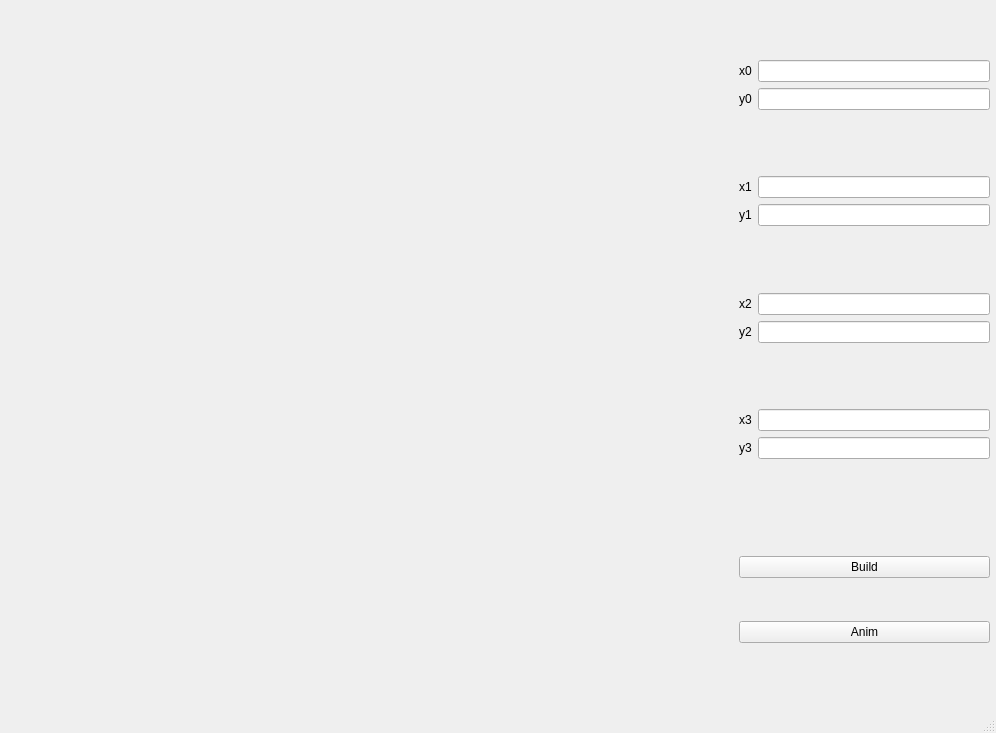
First picture: the form in untitled.ui, repository Kiraprint/ViGraph, before the edit.
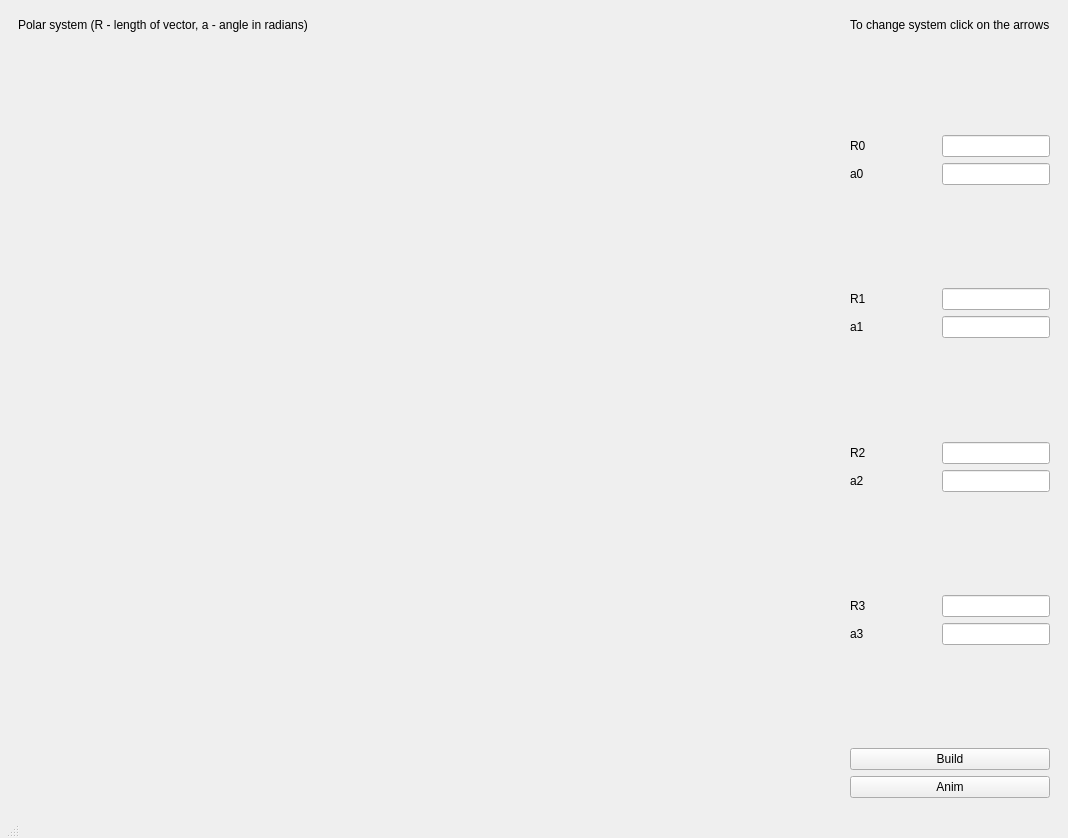
Second picture: the form after the edit.

Commit message: editted design of app (added scalin of label and other) added polar system page

```diff
--- a/untitled.ui
+++ b/untitled.ui
@@ -6,216 +6,751 @@
    <rect>
     <x>0</x>
     <y>0</y>
-    <width>996</width>
-    <height>733</height>
+    <width>1068</width>
+    <height>838</height>
    </rect>
   </property>
   <property name="windowTitle">
    <string>MainWindow</string>
   </property>
+  <property name="layoutDirection">
+   <enum>Qt::LeftToRight</enum>
+  </property>
+  <property name="autoFillBackground">
+   <bool>false</bool>
+  </property>
   <widget class="QWidget" name="centralwidget">
-   <widget class="QWidget" name="horizontalLayoutWidget">
-    <property name="geometry">
-     <rect>
-      <x>0</x>
-      <y>0</y>
-      <width>731</width>
-      <height>691</height>
-     </rect>
-    </property>
-    <layout class="QHBoxLayout" name="horizontalLayout">
-     <item>
-      <widget class="QLabel" name="graph">
-       <property name="text">
-        <string/>
-       </property>
+   <layout class="QGridLayout" name="gridLayout_7">
+    <item row="0" column="1">
+     <widget class="QStackedWidget" name="stackedWidget">
+      <property name="currentIndex">
+       <number>1</number>
+      </property>
+      <widget class="QWidget" name="page">
+       <layout class="QGridLayout" name="gridLayout_8">
+        <item row="3" column="0">
+         <layout class="QGridLayout" name="gridLayout_2">
+          <property name="sizeConstraint">
+           <enum>QLayout::SetNoConstraint</enum>
+          </property>
+          <item row="1" column="0">
+           <widget class="QLabel" name="graph">
+            <property name="sizePolicy">
+             <sizepolicy hsizetype="Expanding" vsizetype="Expanding">
+              <horstretch>0</horstretch>
+              <verstretch>0</verstretch>
+             </sizepolicy>
+            </property>
+            <property name="minimumSize">
+             <size>
+              <width>721</width>
+              <height>711</height>
+             </size>
+            </property>
+            <property name="layoutDirection">
+             <enum>Qt::RightToLeft</enum>
+            </property>
+            <property name="text">
+             <string/>
+            </property>
+           </widget>
+          </item>
+          <item row="1" column="1">
+           <layout class="QVBoxLayout" name="verticalLayout">
+            <property name="sizeConstraint">
+             <enum>QLayout::SetNoConstraint</enum>
+            </property>
+            <item>
+             <layout class="QGridLayout" name="gridLayout">
+              <item row="4" column="1">
+               <spacer name="verticalSpacer_2">
+                <property name="orientation">
+                 <enum>Qt::Vertical</enum>
+                </property>
+                <property name="sizeHint" stdset="0">
+                 <size>
+                  <width>20</width>
+                  <height>40</height>
+                 </size>
+                </property>
+               </spacer>
+              </item>
+              <item row="9" column="0">
+               <widget class="QLabel" name="y2l">
+                <property name="layoutDirection">
+                 <enum>Qt::RightToLeft</enum>
+                </property>
+                <property name="text">
+                 <string>Y2</string>
+                </property>
+               </widget>
+              </item>
+              <item row="11" column="0">
+               <widget class="QLabel" name="x3l">
+                <property name="layoutDirection">
+                 <enum>Qt::RightToLeft</enum>
+                </property>
+                <property name="text">
+                 <string>X3</string>
+                </property>
+               </widget>
+              </item>
+              <item row="5" column="1">
+               <widget class="QLineEdit" name="x1">
+                <property name="sizePolicy">
+                 <sizepolicy hsizetype="Preferred" vsizetype="Preferred">
+                  <horstretch>0</horstretch>
+                  <verstretch>0</verstretch>
+                 </sizepolicy>
+                </property>
+                <property name="layoutDirection">
+                 <enum>Qt::RightToLeft</enum>
+                </property>
+               </widget>
+              </item>
+              <item row="6" column="0">
+               <widget class="QLabel" name="y1l">
+                <property name="layoutDirection">
+                 <enum>Qt::RightToLeft</enum>
+                </property>
+                <property name="text">
+                 <string>Y1</string>
+                </property>
+               </widget>
+              </item>
+              <item row="12" column="1">
+               <widget class="QLineEdit" name="y3">
+                <property name="sizePolicy">
+                 <sizepolicy hsizetype="Preferred" vsizetype="Preferred">
+                  <horstretch>0</horstretch>
+                  <verstretch>0</verstretch>
+                 </sizepolicy>
+                </property>
+                <property name="layoutDirection">
+                 <enum>Qt::RightToLeft</enum>
+                </property>
+               </widget>
+              </item>
+              <item row="2" column="0">
+               <widget class="QLabel" name="x0l">
+                <property name="layoutDirection">
+                 <enum>Qt::RightToLeft</enum>
+                </property>
+                <property name="text">
+                 <string>X0</string>
+                </property>
+               </widget>
+              </item>
+              <item row="2" column="1">
+               <widget class="QLineEdit" name="x0">
+                <property name="sizePolicy">
+                 <sizepolicy hsizetype="Preferred" vsizetype="Preferred">
+                  <horstretch>0</horstretch>
+                  <verstretch>0</verstretch>
+                 </sizepolicy>
+                </property>
+                <property name="layoutDirection">
+                 <enum>Qt::RightToLeft</enum>
+                </property>
+               </widget>
+              </item>
+              <item row="6" column="1">
+               <widget class="QLineEdit" name="y1">
+                <property name="sizePolicy">
+                 <sizepolicy hsizetype="Preferred" vsizetype="Preferred">
+                  <horstretch>0</horstretch>
+                  <verstretch>0</verstretch>
+                 </sizepolicy>
+                </property>
+                <property name="layoutDirection">
+                 <enum>Qt::RightToLeft</enum>
+                </property>
+               </widget>
+              </item>
+              <item row="12" column="0">
+               <widget class="QLabel" name="y3l">
+                <property name="layoutDirection">
+                 <enum>Qt::RightToLeft</enum>
+                </property>
+                <property name="text">
+                 <string>Y3</string>
+                </property>
+               </widget>
+              </item>
+              <item row="10" column="1">
+               <spacer name="verticalSpacer_6">
+                <property name="orientation">
+                 <enum>Qt::Vertical</enum>
+                </property>
+                <property name="sizeHint" stdset="0">
+                 <size>
+                  <width>20</width>
+                  <height>40</height>
+                 </size>
+                </property>
+               </spacer>
+              </item>
+              <item row="7" column="1">
+               <spacer name="verticalSpacer_4">
+                <property name="orientation">
+                 <enum>Qt::Vertical</enum>
+                </property>
+                <property name="sizeHint" stdset="0">
+                 <size>
+                  <width>20</width>
+                  <height>40</height>
+                 </size>
+                </property>
+               </spacer>
+              </item>
+              <item row="8" column="1">
+               <widget class="QLineEdit" name="x2">
+                <property name="sizePolicy">
+                 <sizepolicy hsizetype="Preferred" vsizetype="Preferred">
+                  <horstretch>0</horstretch>
+                  <verstretch>0</verstretch>
+                 </sizepolicy>
+                </property>
+                <property name="layoutDirection">
+                 <enum>Qt::RightToLeft</enum>
+                </property>
+               </widget>
+              </item>
+              <item row="13" column="1">
+               <spacer name="verticalSpacer">
+                <property name="orientation">
+                 <enum>Qt::Vertical</enum>
+                </property>
+                <property name="sizeHint" stdset="0">
+                 <size>
+                  <width>20</width>
+                  <height>40</height>
+                 </size>
+                </property>
+               </spacer>
+              </item>
+              <item row="9" column="1">
+               <widget class="QLineEdit" name="y2">
+                <property name="sizePolicy">
+                 <sizepolicy hsizetype="Preferred" vsizetype="Fixed">
+                  <horstretch>0</horstretch>
+                  <verstretch>0</verstretch>
+                 </sizepolicy>
+                </property>
+                <property name="layoutDirection">
+                 <enum>Qt::RightToLeft</enum>
+                </property>
+               </widget>
+              </item>
+              <item row="8" column="0">
+               <widget class="QLabel" name="x2l">
+                <property name="layoutDirection">
+                 <enum>Qt::RightToLeft</enum>
+                </property>
+                <property name="text">
+                 <string>X2</string>
+                </property>
+               </widget>
+              </item>
+              <item row="3" column="1">
+               <widget class="QLineEdit" name="y0">
+                <property name="sizePolicy">
+                 <sizepolicy hsizetype="Preferred" vsizetype="Preferred">
+                  <horstretch>0</horstretch>
+                  <verstretch>0</verstretch>
+                 </sizepolicy>
+                </property>
+                <property name="layoutDirection">
+                 <enum>Qt::RightToLeft</enum>
+                </property>
+               </widget>
+              </item>
+              <item row="5" column="0">
+               <widget class="QLabel" name="x1l">
+                <property name="sizePolicy">
+                 <sizepolicy hsizetype="Preferred" vsizetype="Preferred">
+                  <horstretch>0</horstretch>
+                  <verstretch>0</verstretch>
+                 </sizepolicy>
+                </property>
+                <property name="layoutDirection">
+                 <enum>Qt::RightToLeft</enum>
+                </property>
+                <property name="text">
+                 <string>X1</string>
+                </property>
+               </widget>
+              </item>
+              <item row="11" column="1">
+               <widget class="QLineEdit" name="x3">
+                <property name="sizePolicy">
+                 <sizepolicy hsizetype="Preferred" vsizetype="Preferred">
+                  <horstretch>0</horstretch>
+                  <verstretch>0</verstretch>
+                 </sizepolicy>
+                </property>
+                <property name="layoutDirection">
+                 <enum>Qt::RightToLeft</enum>
+                </property>
+               </widget>
+              </item>
+              <item row="3" column="0">
+               <widget class="QLabel" name="y0l">
+                <property name="layoutDirection">
+                 <enum>Qt::RightToLeft</enum>
+                </property>
+                <property name="text">
+                 <string>Y0</string>
+                </property>
+               </widget>
+              </item>
+              <item row="1" column="1">
+               <spacer name="verticalSpacer_3">
+                <property name="orientation">
+                 <enum>Qt::Vertical</enum>
+                </property>
+                <property name="sizeHint" stdset="0">
+                 <size>
+                  <width>20</width>
+                  <height>40</height>
+                 </size>
+                </property>
+               </spacer>
+              </item>
+             </layout>
+            </item>
+            <item>
+             <widget class="QPushButton" name="Build">
+              <property name="sizePolicy">
+               <sizepolicy hsizetype="Preferred" vsizetype="Preferred">
+                <horstretch>0</horstretch>
+                <verstretch>0</verstretch>
+               </sizepolicy>
+              </property>
+              <property name="layoutDirection">
+               <enum>Qt::RightToLeft</enum>
+              </property>
+              <property name="text">
+               <string>Build</string>
+              </property>
+             </widget>
+            </item>
+            <item>
+             <widget class="QPushButton" name="Anim">
+              <property name="enabled">
+               <bool>true</bool>
+              </property>
+              <property name="sizePolicy">
+               <sizepolicy hsizetype="Preferred" vsizetype="Preferred">
+                <horstretch>0</horstretch>
+                <verstretch>0</verstretch>
+               </sizepolicy>
+              </property>
+              <property name="layoutDirection">
+               <enum>Qt::RightToLeft</enum>
+              </property>
+              <property name="text">
+               <string>Anim</string>
+              </property>
+             </widget>
+            </item>
+           </layout>
+          </item>
+          <item row="2" column="0" colspan="2">
+           <spacer name="horizontalSpacer">
+            <property name="orientation">
+             <enum>Qt::Horizontal</enum>
+            </property>
+            <property name="sizeHint" stdset="0">
+             <size>
+              <width>40</width>
+              <height>0</height>
+             </size>
+            </property>
+           </spacer>
+          </item>
+          <item row="0" column="0">
+           <widget class="QLabel" name="label_7">
+            <property name="text">
+             <string>Descartes system</string>
+            </property>
+           </widget>
+          </item>
+          <item row="0" column="1">
+           <widget class="QLabel" name="label_8">
+            <property name="text">
+             <string>To change system click on the arrows</string>
+            </property>
+           </widget>
+          </item>
+         </layout>
+        </item>
+       </layout>
       </widget>
-     </item>
-    </layout>
-   </widget>
-   <widget class="QWidget" name="formLayoutWidget">
-    <property name="geometry">
-     <rect>
-      <x>739</x>
-      <y>-1</y>
-      <width>251</width>
-      <height>521</height>
-     </rect>
-    </property>
-    <layout class="QFormLayout" name="formLayout">
-     <item row="0" column="1">
-      <spacer name="verticalSpacer_3">
-       <property name="orientation">
-        <enum>Qt::Vertical</enum>
-       </property>
-       <property name="sizeHint" stdset="0">
-        <size>
-         <width>20</width>
-         <height>40</height>
-        </size>
-       </property>
-      </spacer>
-     </item>
-     <item row="1" column="0">
-      <widget class="QLabel" name="x0l">
-       <property name="text">
-        <string>x0</string>
-       </property>
+      <widget class="QWidget" name="page_2">
+       <layout class="QGridLayout" name="gridLayout_11">
+        <item row="0" column="0">
+         <layout class="QGridLayout" name="gridLayout_9">
+          <property name="sizeConstraint">
+           <enum>QLayout::SetNoConstraint</enum>
+          </property>
+          <item row="1" column="0">
+           <widget class="QLabel" name="graph_2">
+            <property name="sizePolicy">
+             <sizepolicy hsizetype="Expanding" vsizetype="Expanding">
+              <horstretch>0</horstretch>
+              <verstretch>0</verstretch>
+             </sizepolicy>
+            </property>
+            <property name="minimumSize">
+             <size>
+              <width>721</width>
+              <height>711</height>
+             </size>
+            </property>
+            <property name="layoutDirection">
+             <enum>Qt::RightToLeft</enum>
+            </property>
+            <property name="text">
+             <string/>
+            </property>
+           </widget>
+          </item>
+          <item row="1" column="1">
+           <layout class="QVBoxLayout" name="verticalLayout_3">
+            <property name="sizeConstraint">
+             <enum>QLayout::SetNoConstraint</enum>
+            </property>
+            <item>
+             <layout class="QGridLayout" name="gridLayout_10">
+              <item row="4" column="1">
+               <spacer name="verticalSpacer_5">
+                <property name="orientation">
+                 <enum>Qt::Vertical</enum>
+                </property>
+                <property name="sizeHint" stdset="0">
+                 <size>
+                  <width>20</width>
+                  <height>40</height>
+                 </size>
+                </property>
+               </spacer>
+              </item>
+              <item row="9" column="0">
+               <widget class="QLabel" name="y2l_2">
+                <property name="layoutDirection">
+                 <enum>Qt::RightToLeft</enum>
+                </property>
+                <property name="text">
+                 <string>a2</string>
+                </property>
+               </widget>
+              </item>
+              <item row="11" column="0">
+               <widget class="QLabel" name="x3l_2">
+                <property name="layoutDirection">
+                 <enum>Qt::RightToLeft</enum>
+                </property>
+                <property name="text">
+                 <string>R3</string>
+                </property>
+               </widget>
+              </item>
+              <item row="5" column="1">
+               <widget class="QLineEdit" name="R1">
+                <property name="sizePolicy">
+                 <sizepolicy hsizetype="Preferred" vsizetype="Preferred">
+                  <horstretch>0</horstretch>
+                  <verstretch>0</verstretch>
+                 </sizepolicy>
+                </property>
+                <property name="layoutDirection">
+                 <enum>Qt::RightToLeft</enum>
+                </property>
+               </widget>
+              </item>
+              <item row="6" column="0">
+               <widget class="QLabel" name="y1l_2">
+                <property name="layoutDirection">
+                 <enum>Qt::RightToLeft</enum>
+                </property>
+                <property name="text">
+                 <string>a1</string>
+                </property>
+               </widget>
+              </item>
+              <item row="12" column="1">
+               <widget class="QLineEdit" name="a3">
+                <property name="sizePolicy">
+                 <sizepolicy hsizetype="Preferred" vsizetype="Preferred">
+                  <horstretch>0</horstretch>
+                  <verstretch>0</verstretch>
+                 </sizepolicy>
+                </property>
+                <property name="layoutDirection">
+                 <enum>Qt::RightToLeft</enum>
+                </property>
+               </widget>
+              </item>
+              <item row="2" column="0">
+               <widget class="QLabel" name="x0l_2">
+                <property name="layoutDirection">
+                 <enum>Qt::RightToLeft</enum>
+                </property>
+                <property name="text">
+                 <string>R0</string>
+                </property>
+               </widget>
+              </item>
+              <item row="2" column="1">
+               <widget class="QLineEdit" name="R0">
+                <property name="sizePolicy">
+                 <sizepolicy hsizetype="Preferred" vsizetype="Preferred">
+                  <horstretch>0</horstretch>
+                  <verstretch>0</verstretch>
+                 </sizepolicy>
+                </property>
+                <property name="layoutDirection">
+                 <enum>Qt::RightToLeft</enum>
+                </property>
+               </widget>
+              </item>
+              <item row="6" column="1">
+               <widget class="QLineEdit" name="a1">
+                <property name="sizePolicy">
+                 <sizepolicy hsizetype="Preferred" vsizetype="Preferred">
+                  <horstretch>0</horstretch>
+                  <verstretch>0</verstretch>
+                 </sizepolicy>
+                </property>
+                <property name="layoutDirection">
+                 <enum>Qt::RightToLeft</enum>
+                </property>
+               </widget>
+              </item>
+              <item row="12" column="0">
+               <widget class="QLabel" name="y3l_2">
+                <property name="layoutDirection">
+                 <enum>Qt::RightToLeft</enum>
+                </property>
+                <property name="text">
+                 <string>a3</string>
+                </property>
+               </widget>
+              </item>
+              <item row="10" column="1">
+               <spacer name="verticalSpacer_8">
+                <property name="orientation">
+                 <enum>Qt::Vertical</enum>
+                </property>
+                <property name="sizeHint" stdset="0">
+                 <size>
+                  <width>20</width>
+                  <height>40</height>
+                 </size>
+                </property>
+               </spacer>
+              </item>
+              <item row="7" column="1">
+               <spacer name="verticalSpacer_9">
+                <property name="orientation">
+                 <enum>Qt::Vertical</enum>
+                </property>
+                <property name="sizeHint" stdset="0">
+                 <size>
+                  <width>20</width>
+                  <height>40</height>
+                 </size>
+                </property>
+               </spacer>
+              </item>
+              <item row="8" column="1">
+               <widget class="QLineEdit" name="r2">
+                <property name="sizePolicy">
+                 <sizepolicy hsizetype="Preferred" vsizetype="Preferred">
+                  <horstretch>0</horstretch>
+                  <verstretch>0</verstretch>
+                 </sizepolicy>
+                </property>
+                <property name="layoutDirection">
+                 <enum>Qt::RightToLeft</enum>
+                </property>
+               </widget>
+              </item>
+              <item row="13" column="1">
+               <spacer name="verticalSpacer_10">
+                <property name="orientation">
+                 <enum>Qt::Vertical</enum>
+                </property>
+                <property name="sizeHint" stdset="0">
+                 <size>
+                  <width>20</width>
+                  <height>40</height>
+                 </size>
+                </property>
+               </spacer>
+              </item>
+              <item row="9" column="1">
+               <widget class="QLineEdit" name="a2">
+                <property name="sizePolicy">
+                 <sizepolicy hsizetype="Preferred" vsizetype="Fixed">
+                  <horstretch>0</horstretch>
+                  <verstretch>0</verstretch>
+                 </sizepolicy>
+                </property>
+                <property name="layoutDirection">
+                 <enum>Qt::RightToLeft</enum>
+                </property>
+               </widget>
+              </item>
+              <item row="8" column="0">
+               <widget class="QLabel" name="x2l_2">
+                <property name="layoutDirection">
+                 <enum>Qt::RightToLeft</enum>
+                </property>
+                <property name="text">
+                 <string>R2</string>
+                </property>
+               </widget>
+              </item>
+              <item row="3" column="1">
+               <widget class="QLineEdit" name="a0">
+                <property name="sizePolicy">
+                 <sizepolicy hsizetype="Preferred" vsizetype="Preferred">
+                  <horstretch>0</horstretch>
+                  <verstretch>0</verstretch>
+                 </sizepolicy>
+                </property>
+                <property name="layoutDirection">
+                 <enum>Qt::RightToLeft</enum>
+                </property>
+               </widget>
+              </item>
+              <item row="5" column="0">
+               <widget class="QLabel" name="x1l_2">
+                <property name="sizePolicy">
+                 <sizepolicy hsizetype="Preferred" vsizetype="Preferred">
+                  <horstretch>0</horstretch>
+                  <verstretch>0</verstretch>
+                 </sizepolicy>
+                </property>
+                <property name="layoutDirection">
+                 <enum>Qt::RightToLeft</enum>
+                </property>
+                <property name="text">
+                 <string>R1</string>
+                </property>
+               </widget>
+              </item>
+              <item row="11" column="1">
+               <widget class="QLineEdit" name="r3">
+                <property name="sizePolicy">
+                 <sizepolicy hsizetype="Preferred" vsizetype="Preferred">
+                  <horstretch>0</horstretch>
+                  <verstretch>0</verstretch>
+                 </sizepolicy>
+                </property>
+                <property name="layoutDirection">
+                 <enum>Qt::RightToLeft</enum>
+                </property>
+               </widget>
+              </item>
+              <item row="3" column="0">
+               <widget class="QLabel" name="y0l_2">
+                <property name="layoutDirection">
+                 <enum>Qt::RightToLeft</enum>
+                </property>
+                <property name="text">
+                 <string>a0</string>
+                </property>
+               </widget>
+              </item>
+              <item row="1" column="1">
+               <spacer name="verticalSpacer_11">
+                <property name="orientation">
+                 <enum>Qt::Vertical</enum>
+                </property>
+                <property name="sizeHint" stdset="0">
+                 <size>
+                  <width>20</width>
+                  <height>40</height>
+                 </size>
+                </property>
+               </spacer>
+              </item>
+             </layout>
+            </item>
+            <item>
+             <widget class="QPushButton" name="Build_2">
+              <property name="sizePolicy">
+               <sizepolicy hsizetype="Preferred" vsizetype="Preferred">
+                <horstretch>0</horstretch>
+                <verstretch>0</verstretch>
+               </sizepolicy>
+              </property>
+              <property name="layoutDirection">
+               <enum>Qt::RightToLeft</enum>
+              </property>
+              <property name="text">
+               <string>Build</string>
+              </property>
+             </widget>
+            </item>
+            <item>
+             <widget class="QPushButton" name="Anim_2">
+              <property name="enabled">
+               <bool>true</bool>
+              </property>
+              <property name="sizePolicy">
+               <sizepolicy hsizetype="Preferred" vsizetype="Preferred">
+                <horstretch>0</horstretch>
+                <verstretch>0</verstretch>
+               </sizepolicy>
+              </property>
+              <property name="layoutDirection">
+               <enum>Qt::RightToLeft</enum>
+              </property>
+              <property name="text">
+               <string>Anim</string>
+              </property>
+             </widget>
+            </item>
+           </layout>
+          </item>
+          <item row="2" column="0" colspan="2">
+           <spacer name="horizontalSpacer_2">
+            <property name="orientation">
+             <enum>Qt::Horizontal</enum>
+            </property>
+            <property name="sizeHint" stdset="0">
+             <size>
+              <width>40</width>
+              <height>0</height>
+             </size>
+            </property>
+           </spacer>
+          </item>
+          <item row="0" column="0">
+           <widget class="QLabel" name="label_9">
+            <property name="text">
+             <string>Polar system (R - length of vector, a - angle in radians)</string>
+            </property>
+           </widget>
+          </item>
+          <item row="0" column="1">
+           <widget class="QLabel" name="label_10">
+            <property name="text">
+             <string>To change system click on the arrows</string>
+            </property>
+           </widget>
+          </item>
+         </layout>
+        </item>
+       </layout>
       </widget>
-     </item>
-     <item row="1" column="1">
-      <widget class="QLineEdit" name="x0"/>
-     </item>
-     <item row="2" column="0">
-      <widget class="QLabel" name="y0l">
-       <property name="text">
-        <string>y0</string>
-       </property>
-      </widget>
-     </item>
-     <item row="2" column="1">
-      <widget class="QLineEdit" name="y0"/>
-     </item>
-     <item row="3" column="1">
-      <spacer name="verticalSpacer_2">
-       <property name="orientation">
-        <enum>Qt::Vertical</enum>
-       </property>
-       <property name="sizeHint" stdset="0">
-        <size>
-         <width>20</width>
-         <height>40</height>
-        </size>
-       </property>
-      </spacer>
-     </item>
-     <item row="4" column="0">
-      <widget class="QLabel" name="x1l">
-       <property name="text">
-        <string>x1</string>
-       </property>
-      </widget>
-     </item>
-     <item row="4" column="1">
-      <widget class="QLineEdit" name="x1"/>
-     </item>
-     <item row="5" column="0">
-      <widget class="QLabel" name="y1l">
-       <property name="text">
-        <string>y1</string>
-       </property>
-      </widget>
-     </item>
-     <item row="5" column="1">
-      <widget class="QLineEdit" name="y1"/>
-     </item>
-     <item row="6" column="1">
-      <spacer name="verticalSpacer_4">
-       <property name="orientation">
-        <enum>Qt::Vertical</enum>
-       </property>
-       <property name="sizeHint" stdset="0">
-        <size>
-         <width>20</width>
-         <height>40</height>
-        </size>
-       </property>
-      </spacer>
-     </item>
-     <item row="7" column="0">
-      <widget class="QLabel" name="x2l">
-       <property name="text">
-        <string>x2</string>
-       </property>
-      </widget>
-     </item>
-     <item row="7" column="1">
-      <widget class="QLineEdit" name="x2"/>
-     </item>
-     <item row="8" column="0">
-      <widget class="QLabel" name="y2l">
-       <property name="text">
-        <string>y2</string>
-       </property>
-      </widget>
-     </item>
-     <item row="8" column="1">
-      <widget class="QLineEdit" name="y2"/>
-     </item>
-     <item row="9" column="1">
-      <spacer name="verticalSpacer_6">
-       <property name="orientation">
-        <enum>Qt::Vertical</enum>
-       </property>
-       <property name="sizeHint" stdset="0">
-        <size>
-         <width>20</width>
-         <height>40</height>
-        </size>
-       </property>
-      </spacer>
-     </item>
-     <item row="10" column="0">
-      <widget class="QLabel" name="x3l">
-       <property name="text">
-        <string>x3</string>
-       </property>
-      </widget>
-     </item>
-     <item row="11" column="0">
-      <widget class="QLabel" name="y3l">
-       <property name="text">
-        <string>y3</string>
-       </property>
-      </widget>
-     </item>
-     <item row="11" column="1">
-      <widget class="QLineEdit" name="y3"/>
-     </item>
-     <item row="12" column="1">
-      <spacer name="verticalSpacer">
-       <property name="orientation">
-        <enum>Qt::Vertical</enum>
-       </property>
-       <property name="sizeHint" stdset="0">
-        <size>
-         <width>20</width>
-         <height>40</height>
-        </size>
-       </property>
-      </spacer>
-     </item>
-     <item row="10" column="1">
-      <widget class="QLineEdit" name="x3"/>
-     </item>
-    </layout>
-   </widget>
-   <widget class="QWidget" name="verticalLayoutWidget">
-    <property name="geometry">
-     <rect>
-      <x>739</x>
-      <y>519</y>
-      <width>251</width>
-      <height>161</height>
-     </rect>
-    </property>
-    <layout class="QVBoxLayout" name="verticalLayout">
-     <item>
-      <widget class="QPushButton" name="Build">
-       <property name="text">
-        <string>Build</string>
-       </property>
-      </widget>
-     </item>
-     <item>
-      <widget class="QPushButton" name="Anim">
-       <property name="text">
-        <string>Anim</string>
-       </property>
-      </widget>
-     </item>
-    </layout>
-   </widget>
+     </widget>
+    </item>
+   </layout>
   </widget>
   <widget class="QMenuBar" name="menubar">
    <property name="geometry">
@@ -227,7 +762,19 @@
     </rect>
    </property>
   </widget>
-  <widget class="QStatusBar" name="statusbar"/>
+  <widget class="QStatusBar" name="statusbar">
+   <property name="sizePolicy">
+    <sizepolicy hsizetype="Fixed" vsizetype="Fixed">
+     <horstretch>0</horstretch>
+     <verstretch>0</verstretch>
+    </sizepolicy>
+   </property>
+  </widget>
+  <action name="actionrfdj">
+   <property name="text">
+    <string>rfdj</string>
+   </property>
+  </action>
  </widget>
  <resources/>
  <connections/>
```
Left out of the diff: 2 changed lines with no effect on the pictures. The commit also changes 5 other files.
